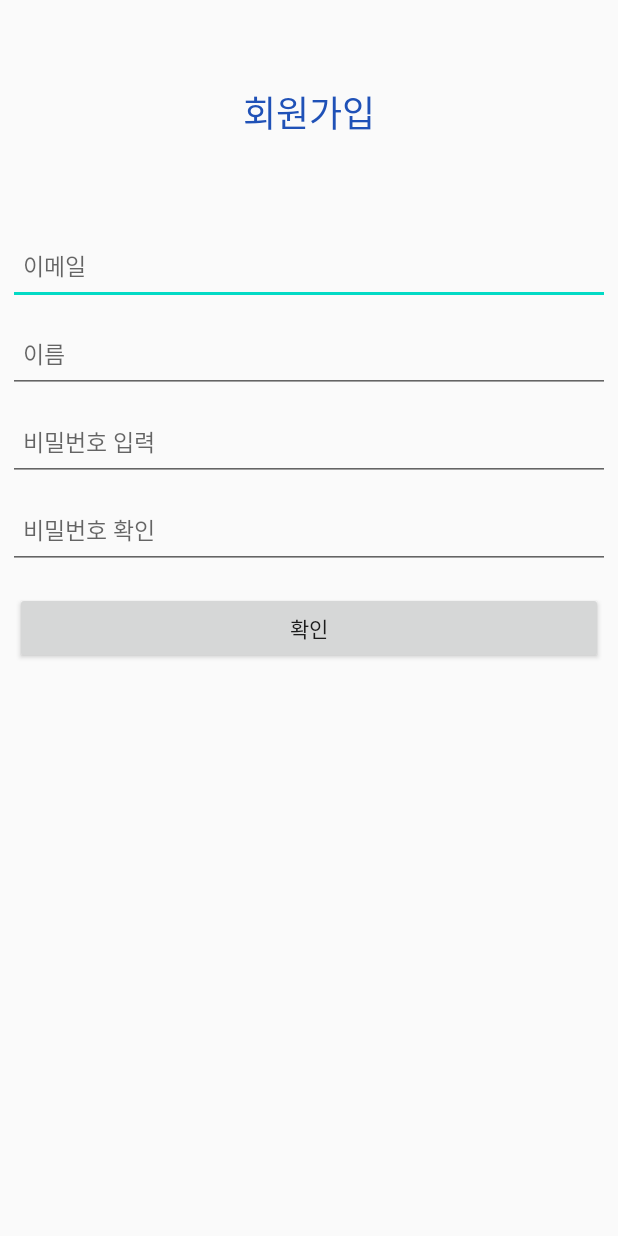
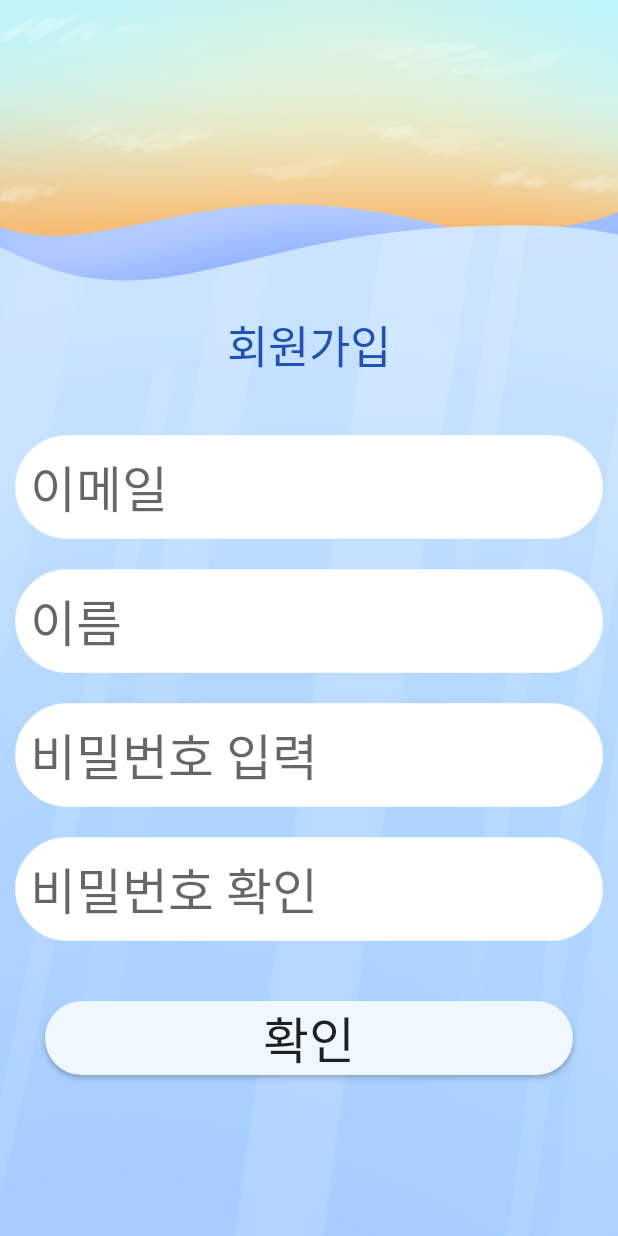
Before and after one commit to ChoiSenn/DodamDodam-, an Android app: the SignUpActivity screen opened directly, with no data from a screen before it, on a phone screen of 412 x 824 dp. Run offline under Robolectric (Android 15) with nearby library versions, the phone set to English and light mode, and no system bars; our stand-ins replace Firebase (no records; nobody signed in at launch, a user with empty details on screens opened directly).

Commit message:
UI - signup

```diff
--- a/DodamDodamExApplication/app/src/main/res/layout/signup.xml
+++ b/DodamDodamExApplication/app/src/main/res/layout/signup.xml
@@ -2,16 +2,18 @@
 <LinearLayout
     xmlns:android="http://schemas.android.com/apk/res/android" android:layout_width="match_parent"
     android:layout_height="match_parent"
-    android:orientation="vertical">
+    android:orientation="vertical"
+    android:background="@drawable/background02">
 
     <TextView
         android:id="@+id/textView"
         android:layout_width="match_parent"
-        android:layout_height="150dp"
+        android:layout_height="100dp"
         android:gravity="center"
         android:textColor="#1F51B7"
-        android:textSize="24sp"
-        android:text="회원가입" />
+        android:textSize="30sp"
+        android:text="회원가입"
+        android:layout_marginTop="180dp"/>
 
     <LinearLayout
         android:layout_width="match_parent"
@@ -22,51 +24,57 @@
             android:id="@+id/user_email"
             android:layout_width="match_parent"
             android:layout_height="wrap_content"
-            android:layout_margin="5dp"
+            android:layout_margin="10dp"
             android:gravity="left"
             android:hint="이메일"
             android:minHeight="48dp"
             android:padding="10dp"
-            android:textSize="15dp" />
+            android:textSize="50px"
+            android:background="@drawable/border_layout"/>
 
         <EditText
             android:id="@+id/user_name"
             android:layout_width="match_parent"
             android:layout_height="wrap_content"
-            android:layout_margin="5dp"
+            android:layout_margin="10dp"
             android:gravity="left"
             android:hint="이름"
             android:minHeight="48dp"
             android:padding="10dp"
-            android:textSize="15dp" />
+            android:textSize="50px"
+            android:background="@drawable/border_layout"/>
 
         <EditText
             android:id="@+id/user_password"
             android:layout_width="match_parent"
             android:layout_height="wrap_content"
-            android:layout_margin="5dp"
+            android:layout_margin="10dp"
             android:gravity="left"
             android:hint="비밀번호 입력"
             android:minHeight="48dp"
             android:padding="10dp"
-            android:textSize="15dp" />
+            android:textSize="50px"
+            android:background="@drawable/border_layout"/>
 
         <EditText
             android:id="@+id/user_password_check"
             android:layout_width="match_parent"
             android:layout_height="wrap_content"
-            android:layout_margin="5dp"
+            android:layout_margin="10dp"
             android:gravity="left"
             android:hint="비밀번호 확인"
             android:minHeight="48dp"
             android:padding="10dp"
-            android:textSize="15dp" />
+            android:textSize="50px"
+            android:background="@drawable/border_layout"/>
 
         <Button
             android:id="@+id/check"
             android:layout_width="match_parent"
             android:layout_height="wrap_content"
-            android:layout_margin="10dp"
-            android:text="확인" />
+            android:layout_margin="30dp"
+            android:text="확인"
+            android:textSize="50px"
+            android:background="@drawable/border_button"/>
     </LinearLayout>
 </LinearLayout>
```
